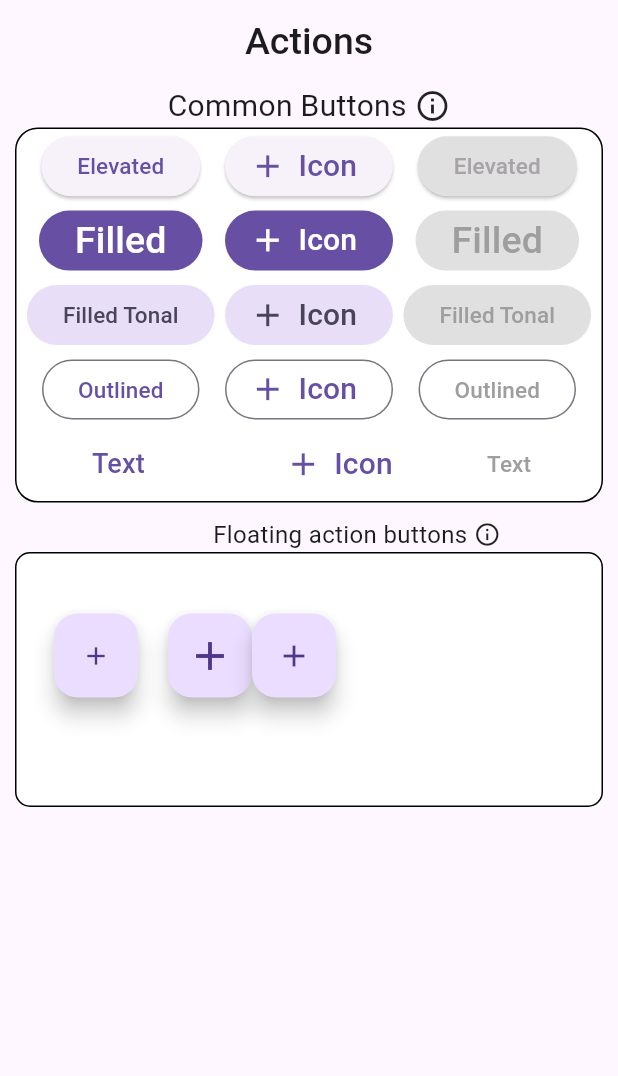
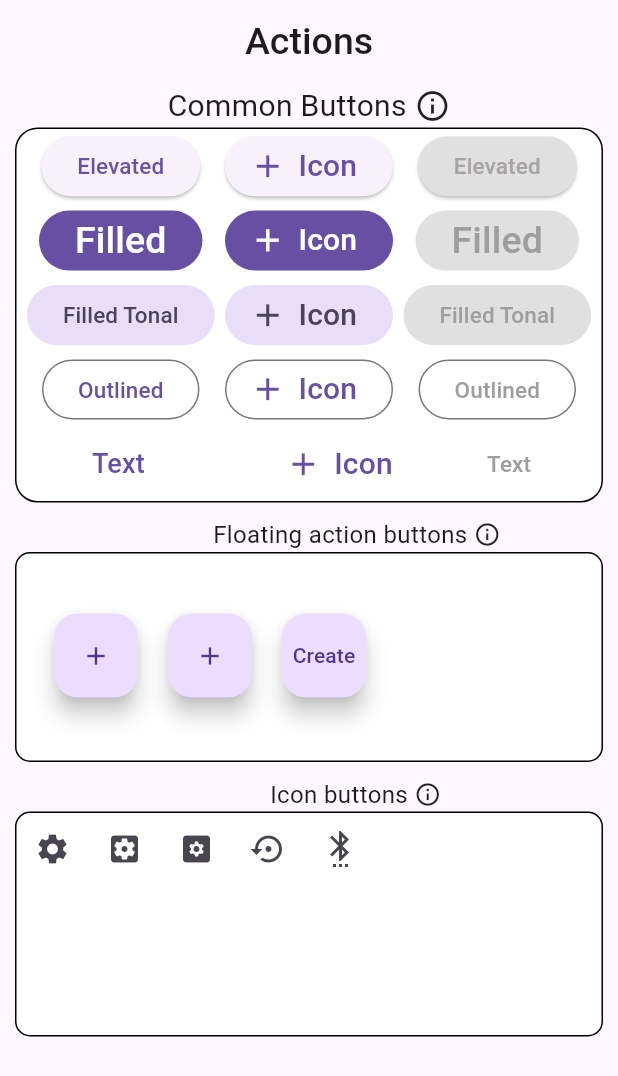
Before and after one commit to priyamtripathiii03/clock_daily_task, a Flutter app: the screen it shows after launch, on a phone screen of 412 x 824 dp. Shown: the top 1076 px of the screen. Run offline on Flutter 3.47's test engine with Material 3 defaults, Android fonts, the phone set to English and light mode, and no system bars.

Commit message:
04-08-2024

```diff
--- a/lib/home.dart
+++ b/lib/home.dart
@@ -162,7 +162,7 @@ class _HomeState extends State<Home> {
               ),
             ),
             Container(
-              height: 170,
+              height: 140,
               width: double.infinity,
               decoration: BoxDecoration(color: Colors.white,
                   border: Border.all(color: Colors.black,width: 1),
@@ -179,20 +179,64 @@ class _HomeState extends State<Home> {
                           padding: const EdgeInsets.only(left: 20.0),
                           child: FloatingActionButton(onPressed: (){},
                             child: Icon(
-                              Icons.add,size: 32,),
+                              Icons.add,size: 20,),
                           ),
                         ),
-                        FloatingActionButton(onPressed: (){},
-                          child: Icon(
-                            Icons.add,
+                        Padding(
+                          padding: const EdgeInsets.only(left: 20.0),
+                          child: FloatingActionButton(onPressed: (){},
+                            child: Text('Create',),
+                            ),
                           ),
-                        ),
                       ],
                     ),
                   ),
+
                 ],
               ),
             ),
+            Padding(
+              padding: const EdgeInsets.only(left: 170,top: 10,),
+              child: Row(
+                children: [
+                  Text('Icon buttons ',
+                    style: TextStyle(
+                      fontSize: 16,
+                    ),
+                  ),
+                  Icon(Icons.info_outline,size: 18,)
+                ],
+              ),
+            ),
+        Container(
+          height: 150,
+          width: double.infinity,
+          decoration: BoxDecoration(color: Colors.white,
+              border: Border.all(color: Colors.black,width: 1),
+              borderRadius: BorderRadius.circular(10)),
+           child:  Column(
+              children: [
+                Row(
+                  children: [
+                    IconButton(onPressed: (){},
+                        icon: Icon(Icons.settings)),
+                    IconButton(onPressed: (){},
+                        icon: Icon(Icons.settings_applications)),
+                    IconButton(onPressed: (){},
+                        icon: Icon(Icons.settings_applications_rounded)),
+                    IconButton(onPressed: (){},
+                        icon: Icon(Icons.settings_backup_restore)),
+                    IconButton(onPressed: (){},
+                        icon: Icon(Icons.settings_bluetooth)),
+
+
+                  ],
+
+                )
+              ],
+            )
+          ),
+
           ],
         ),
       ),
```
